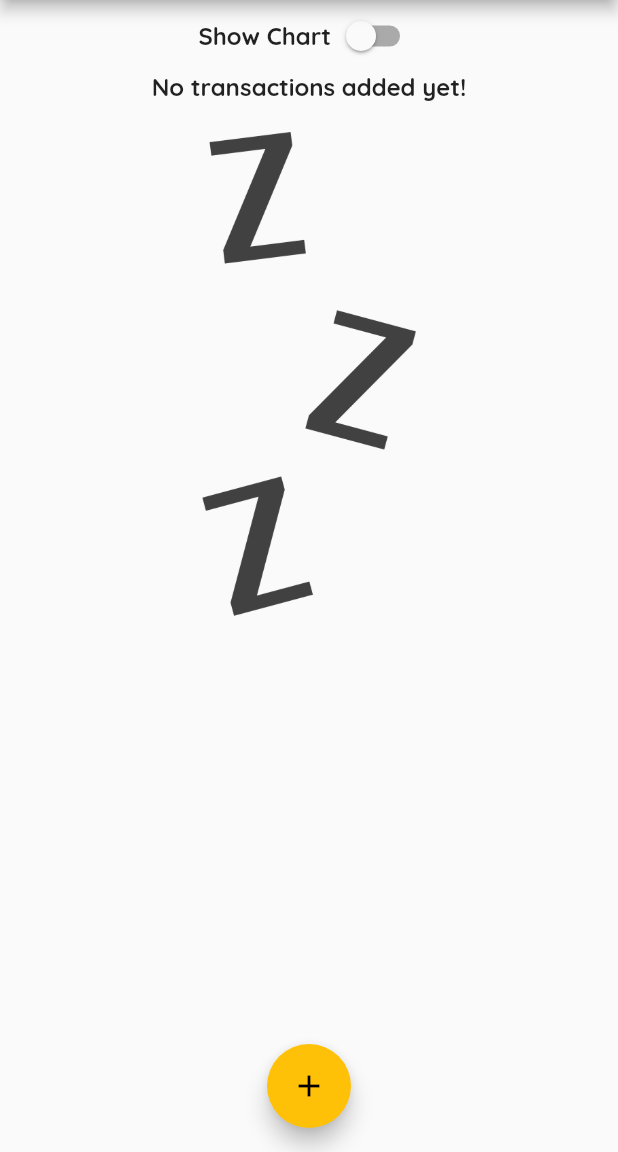
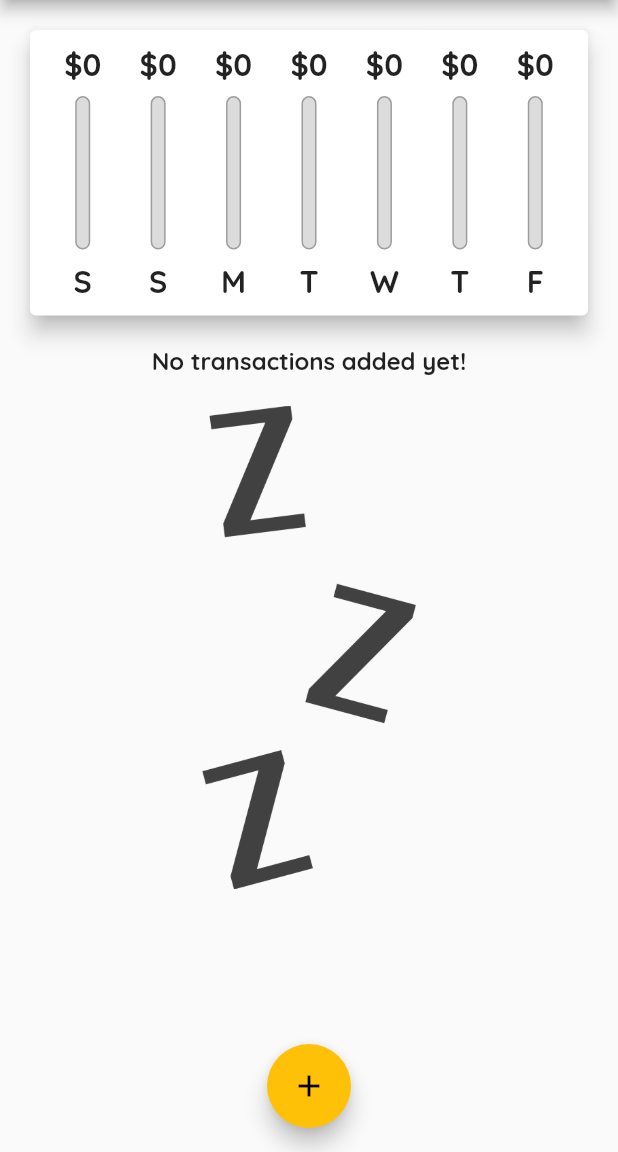
Before and after one commit to clshu/flutter_personal_expenses, a Flutter app: the screen it shows after launch, on a phone screen of 412 x 824 dp, the part 84-1236 px from its top. Run offline on Flutter 3.47's test engine with Material 2 defaults, Android fonts, the phone set to English and light mode, and no system bars.

Commit message:
Show different widgets based upon the orientation.

```diff
--- a/lib/main.dart
+++ b/lib/main.dart
@@ -127,7 +127,10 @@ class _MyHomePageState extends State<MyHomePage> {
 
   @override
   Widget build(BuildContext context) {
-    final appBar = AppBar(
+    final _isLandscape =
+        MediaQuery.of(context).orientation == Orientation.landscape;
+    print(_isLandscape);
+    final _appBar = AppBar(
       title: Text('Personal Expenses'),
       actions: [
         IconButton(
@@ -137,13 +140,36 @@ class _MyHomePageState extends State<MyHomePage> {
       ],
     );
 
+    Widget _renderChart(double heightFactor) {
+      // MediaQuery.of(context).padding.top is
+      // the height of the status bar
+      return Container(
+          height: (MediaQuery.of(context).size.height -
+                  _appBar.preferredSize.height -
+                  MediaQuery.of(context).padding.top) *
+              heightFactor,
+          child: Chart(_recentTransactions));
+    }
+
+    Widget _renderTransactionList(double heightFactor) {
+      // MediaQuery.of(context).padding.top is
+      // the height of the status bar
+      return Container(
+          height: (MediaQuery.of(context).size.height -
+                  _appBar.preferredSize.height -
+                  MediaQuery.of(context).padding.top) *
+              heightFactor,
+          child: TransactionList(_userTransactions, _deleteTransaction));
+    }
+
     return Scaffold(
-      appBar: appBar,
+      appBar: _appBar,
       body: SingleChildScrollView(
         child: Column(
           // mainAxisAlignment: MainAxisAlignment.start,
           crossAxisAlignment: CrossAxisAlignment.stretch,
           children: <Widget>[
+            if (_isLandscape)
               Row(
                 mainAxisAlignment: MainAxisAlignment.center,
                 children: [
@@ -161,22 +187,10 @@ class _MyHomePageState extends State<MyHomePage> {
                       })
                 ],
               ),
-            // MediaQuery.of(context).padding.top is
-            // the height of the status bar
-            _showChart
-                ? Container(
-                    height: (MediaQuery.of(context).size.height -
-                            appBar.preferredSize.height -
-                            MediaQuery.of(context).padding.top) *
-                        0.7,
-                    child: Chart(_recentTransactions))
-                : Container(
-                    height: (MediaQuery.of(context).size.height -
-                            appBar.preferredSize.height -
-                            MediaQuery.of(context).padding.top) *
-                        0.7,
-                    child:
-                        TransactionList(_userTransactions, _deleteTransaction)),
+            if (!_isLandscape) _renderChart(0.3),
+            if (!_isLandscape) _renderTransactionList(0.7),
+            if (_isLandscape)
+              _showChart ? _renderChart(0.7) : _renderTransactionList(0.7),
           ],
         ),
       ),
```
Lines whose indentation alone changed are shown as unchanged.
